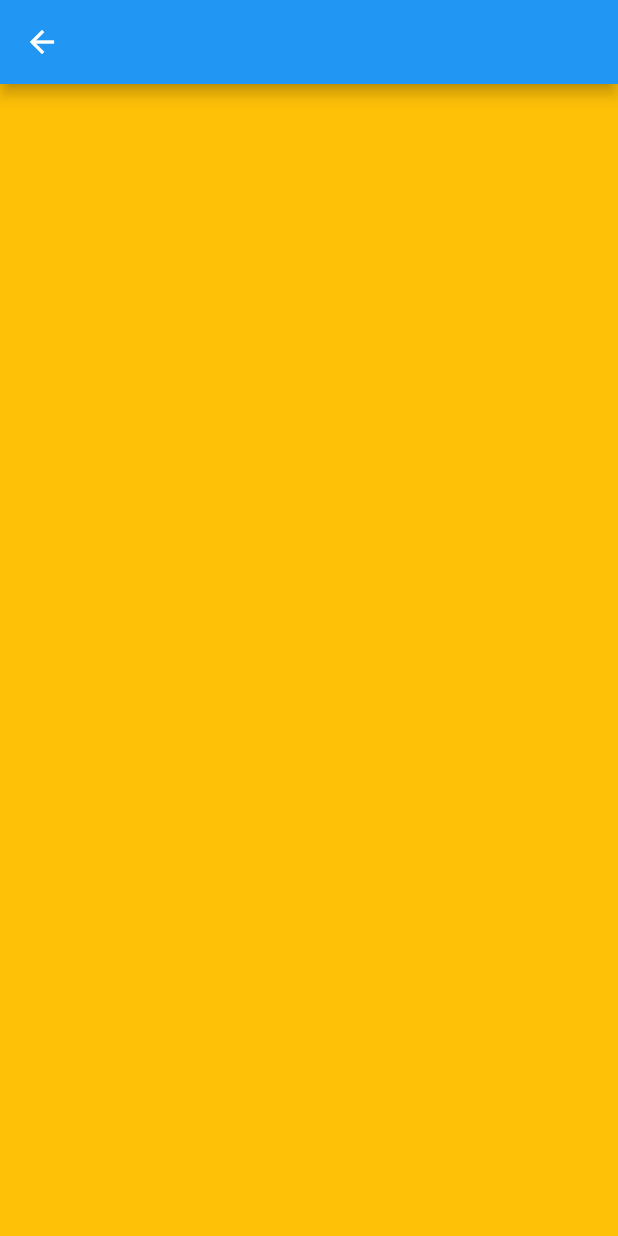
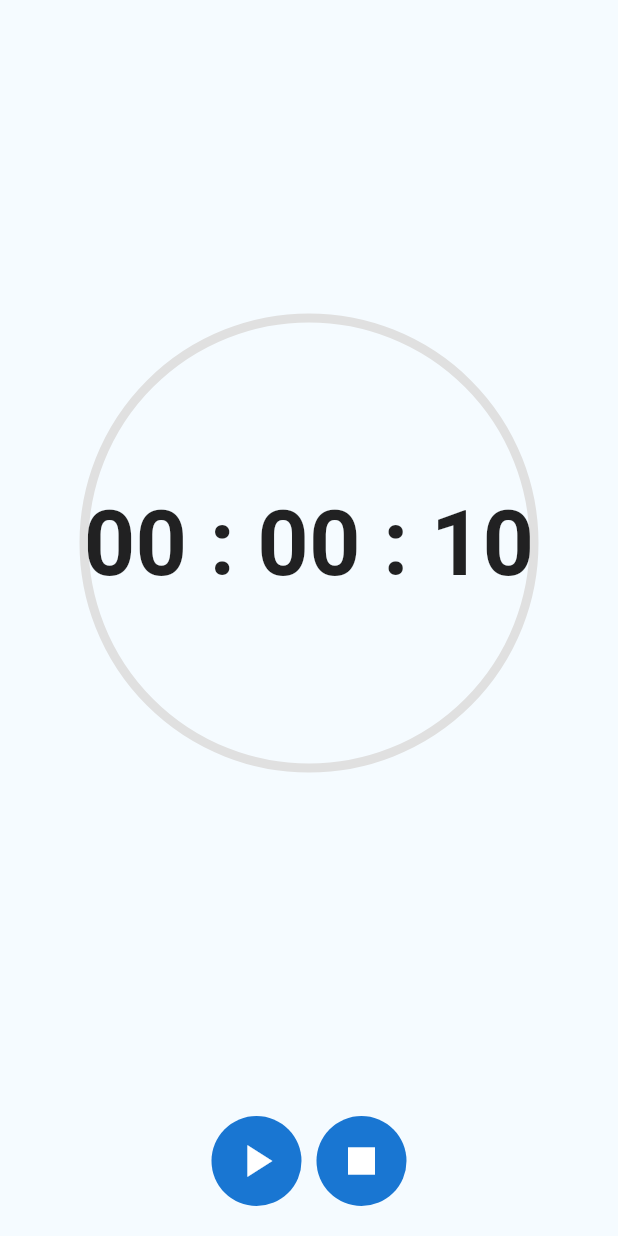
Before and after one commit to thiagolop/Relogio-Flutter, a Flutter app: the CountdownScreem screen opened directly, on a phone screen of 412 x 824 dp. Run offline on Flutter 3.47's test engine with Material 2 defaults, Android fonts, the light colour scheme and no system bars; our stand-ins replace animated_splash_screen, lottie, page_transition; missing offline and left inert: flutter_ringtone_player.

Commit message:
third change (CoutDown)

```diff
--- /dev/null
+++ b/lib/src/contdown/controller_contdown.dart
@@ -0,0 +1,4 @@
+
+class ControllerContdown {
+
+}
--- a/lib/src/contdown/countdown_screem.dart
+++ b/lib/src/contdown/countdown_screem.dart
@@ -1,22 +1,158 @@
 import 'package:flutter/material.dart';
+import 'package:flutter_ringtone_player/flutter_ringtone_player.dart';
+import 'package:relogio/widgets/round_button.dart';
+import 'package:flutter/cupertino.dart';
 
 class CountdownScreem extends StatefulWidget {
-
-  const CountdownScreem({ Key? key }) : super(key: key);
+  const CountdownScreem({Key? key}) : super(key: key);
 
   @override
   State<CountdownScreem> createState() => _CountdownScreemState();
 }
 
-class _CountdownScreemState extends State<CountdownScreem> {
+class _CountdownScreemState extends State<CountdownScreem>
+    with TickerProviderStateMixin {
+  late AnimationController controller;
 
-   @override
-   Widget build(BuildContext context) {
-       return Scaffold(
-           appBar: AppBar(title: const Text(''),),
-           body: Container(
-            color: Colors.amber,
-           ),
-       );
+  bool isPlaying = false;
+
+  String get countText {
+    Duration count = controller.duration! * controller.value;
+    return controller.isDismissed
+        ? '${(controller.duration!.inHours).toString().padLeft(2, '0')} : ${(controller.duration!.inMinutes % 60).toString().padLeft(2, '0')} : ${(controller.duration!.inSeconds % 60).toString().padLeft(2, '0')}'
+        : '${(count.inHours).toString().padLeft(2, '0')} : ${(count.inMinutes % 60).toString().padLeft(2, '0')} : ${(count.inSeconds % 60).toString().padLeft(2, '0')}';
+  }
+
+  double progress = 1.0;
+
+  void notify(){
+    if(countText == '00:00:00'){
+      FlutterRingtonePlayer.playNotification();
+    }
+  }
+
+
+  @override
+  void initState() {
+    super.initState();
+    controller =
+        AnimationController(vsync: this, duration: const Duration(seconds: 10));
+
+    controller.addListener(() {
+      notify();
+      if (controller.isAnimating) {
+        setState(() {
+          progress = controller.value;
+        });
+      } else {
+        setState(() {
+          progress = 1.0;
+          isPlaying = false;
+        });
+      }
+    });
+  }
+
+  @override
+  void dispose() {
+    controller.dispose();
+    super.dispose();
+  }
+
+  @override
+  Widget build(BuildContext context) {
+    return Scaffold(
+      backgroundColor: const Color(0xfff5fbff),
+      body: Column(
+        children: [
+          Expanded(
+            child: Center(
+              child: Stack(
+                alignment: Alignment.center,
+                children: [
+                  SizedBox(
+                    height: 300,
+                    width: 300,
+                    child: CircularProgressIndicator(
+                      value: controller.value,
+                      backgroundColor: Colors.grey.shade300,
+                      strokeWidth: 6,
+                    ),
+                  ),
+                  GestureDetector(
+                    onTap: () {
+                      if (controller.isDismissed) {
+                        showModalBottomSheet(
+                          context: context,
+                          builder: (context) => SizedBox(
+                            height: 300,
+                            child: CupertinoTimerPicker(
+                              initialTimerDuration: controller.duration!,
+                              onTimerDurationChanged: (time) {
+                                setState(() {
+                                  controller.duration = time;
+                                });
+                              },
+                            ),
+                          ),
+                        );
+                      }
+                    },
+                    child: AnimatedBuilder(
+                      animation: controller,
+                      builder: (context, child) => Text(
+                        countText,
+                        style: const TextStyle(
+                          fontSize: 60,
+                          fontWeight: FontWeight.bold,
+                        ),
+                      ),
+                    ),
+                  ),
+                ],
+              ),
+            ),
+          ),
+          Padding(
+            padding: const EdgeInsets.symmetric(horizontal: 10, vertical: 20),
+            child: Row(
+              mainAxisAlignment: MainAxisAlignment.center,
+              children: [
+                GestureDetector(
+                  onTap: () {
+                    if (controller.isAnimating) {
+                      controller.stop();
+                      setState(() {
+                        isPlaying = false;
+                      });
+                    } else {
+                      controller.reverse(
+                          from: controller.value == 0 ? 1.0 : controller.value);
+                      setState(() {
+                        isPlaying = true;
+                      });
+                    }
+                  },
+                  child: RoundButton(
+                    icon: isPlaying == true ? Icons.pause : Icons.play_arrow,
+                  ),
+                ),
+                GestureDetector(
+                  onTap: () {
+                    controller.reset();
+                    setState(() {
+                      isPlaying = false;
+                    });
+                  },
+                  child: const RoundButton(
+                    icon: Icons.stop,
+                  ),
+                ),
+              ],
+            ),
+          ),
+        ],
+      ),
+    );
   }
 }
--- /dev/null
+++ b/lib/widgets/round_button.dart
@@ -0,0 +1,25 @@
+import 'package:flutter/material.dart';
+
+class RoundButton extends StatelessWidget {
+  const RoundButton({
+    Key? key,
+    required this.icon,
+  }) : super(key: key);
+  final IconData icon;
+
+  @override
+  Widget build(BuildContext context) {
+    return Padding(
+      padding: const EdgeInsets.symmetric(
+        horizontal: 5,
+      ),
+      child: CircleAvatar(
+        radius: 30,
+        child: Icon(
+          icon,
+          size: 36,
+        ),
+      ),
+    );
+  }
+}
--- a/pubspec.yaml
+++ b/pubspec.yaml
@@ -39,6 +39,7 @@ dependencies:
   animated_splash_screen: ^1.3.0
   lottie: ^1.4.3
   page_transition: ^2.0.9
+  flutter_ringtone_player: ^3.2.0
 
 dev_dependencies:
   flutter_test:
```
Also changed, not shown: pubspec.lock, 1 other file.
